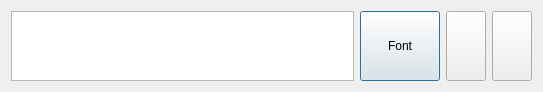
Old version of the form ui/edit_text.ui in the repository MarwanMagdy0/VoiceNote.
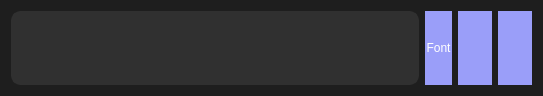
New version of the form. Icons and pictures are not drawn.

What changed in the file:
```diff
--- a/ui/edit_text.ui
+++ b/ui/edit_text.ui
@@ -13,11 +13,47 @@
   <property name="windowTitle">
    <string>Dialog</string>
   </property>
+  <property name="styleSheet">
+   <string notr="true">* {
+background-color: rgb(30, 30, 30);
+border:none;
+}
+QPushButton {
+	font: 63 20pt &quot;JetBrains Mono NL SemiBold&quot;;
+	background-color: #9a9ef9;
+	border: 1px solid #9a9ef9;
+	border-radius: 20px;
+	color: #FFFFFF;
+}
+QPushButton:hover {
+    border-radius:20px;
+	border: 1px solid #7070d0;
+	background-color: #7070d0;
+    color: white;
+}
+
+QPushButton:disabled {
+    background-color: gray;
+    color: white;
+}
+
+QPushButton:pressed {
+    
+	background-color: rgb(85, 0, 255);
+    color: white;
+}</string>
+  </property>
   <layout class="QHBoxLayout" name="horizontalLayout">
    <item>
     <widget class="QTextEdit" name="text_editor">
      <property name="styleSheet">
       <string notr="true">* {
+	background-color: rgb(48, 48, 48);
+border: 3px solid #303030;
+border-radius: 10px;
+
+}
+* {
 
 }</string>
      </property>
```
